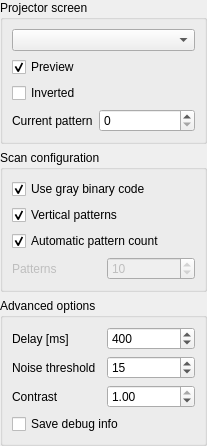
Before: the Qt Designer form Z3DScanner/src/sls/zbinarypatternprojectionconfigwidget.ui in nikolaseu/neuvision, drawn with Qt 5.
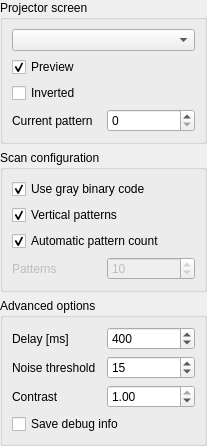
After: the same form once the commit is applied.

Commit message: Almost everything working Still missing ui to open camera preview, calibration, settings, etc

```diff
--- a/Z3DScanner/src/sls/zbinarypatternprojectionconfigwidget.ui
+++ b/Z3DScanner/src/sls/zbinarypatternprojectionconfigwidget.ui
@@ -181,27 +181,7 @@
      <property name="title">
       <string>Projector screen</string>
      </property>
-     <layout class="QFormLayout" name="formLayout_3">
-      <item row="0" column="0" colspan="2">
-       <widget class="QComboBox" name="patternScreenComboBox"/>
-      </item>
-      <item row="1" column="0">
-       <widget class="QCheckBox" name="patternProjectionPreviewCheckBox">
-        <property name="text">
-         <string>Preview</string>
-        </property>
-        <property name="checked">
-         <bool>true</bool>
-        </property>
-       </widget>
-      </item>
-      <item row="2" column="0">
-       <widget class="QCheckBox" name="invertedCheckBox">
-        <property name="text">
-         <string>Inverted</string>
-        </property>
-       </widget>
-      </item>
+     <layout class="QGridLayout" name="gridLayout_3">
       <item row="3" column="0">
        <widget class="QLabel" name="label_2">
         <property name="text">
@@ -212,6 +192,26 @@
       <item row="3" column="1">
        <widget class="QSpinBox" name="currentPatternSpinBox"/>
       </item>
+      <item row="2" column="0" colspan="2">
+       <widget class="QCheckBox" name="invertedCheckBox">
+        <property name="text">
+         <string>Inverted</string>
+        </property>
+       </widget>
+      </item>
+      <item row="1" column="0" colspan="2">
+       <widget class="QCheckBox" name="patternProjectionPreviewCheckBox">
+        <property name="text">
+         <string>Preview</string>
+        </property>
+        <property name="checked">
+         <bool>true</bool>
+        </property>
+       </widget>
+      </item>
+      <item row="0" column="0" colspan="2">
+       <widget class="QComboBox" name="patternScreenComboBox"/>
+      </item>
      </layout>
     </widget>
    </item>
```
The commit also changes 20 other files.
